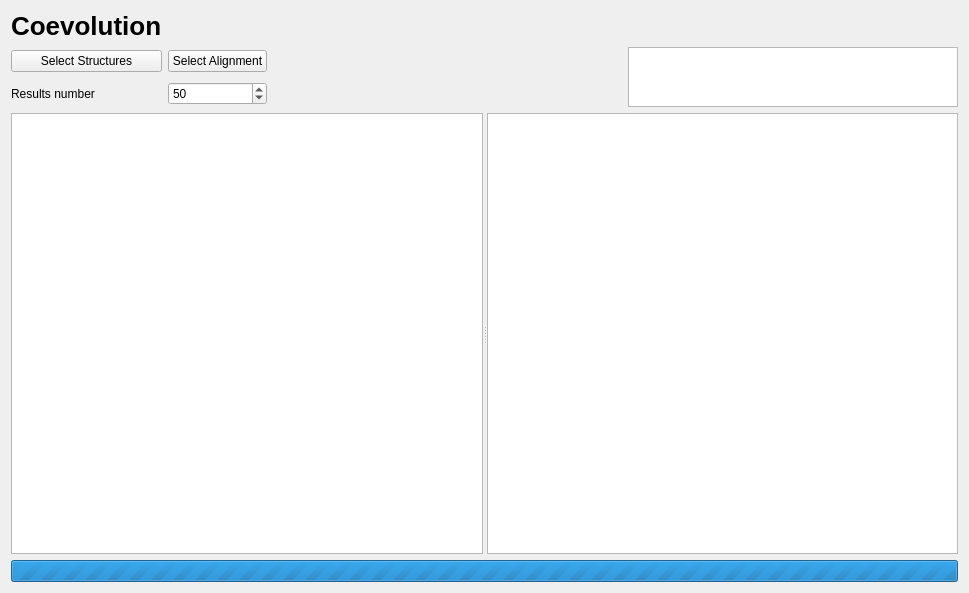
Qt form cbr/coevolution/visual/coevolution.ui (TUM-CBR/pymol-plugins) before a commit.
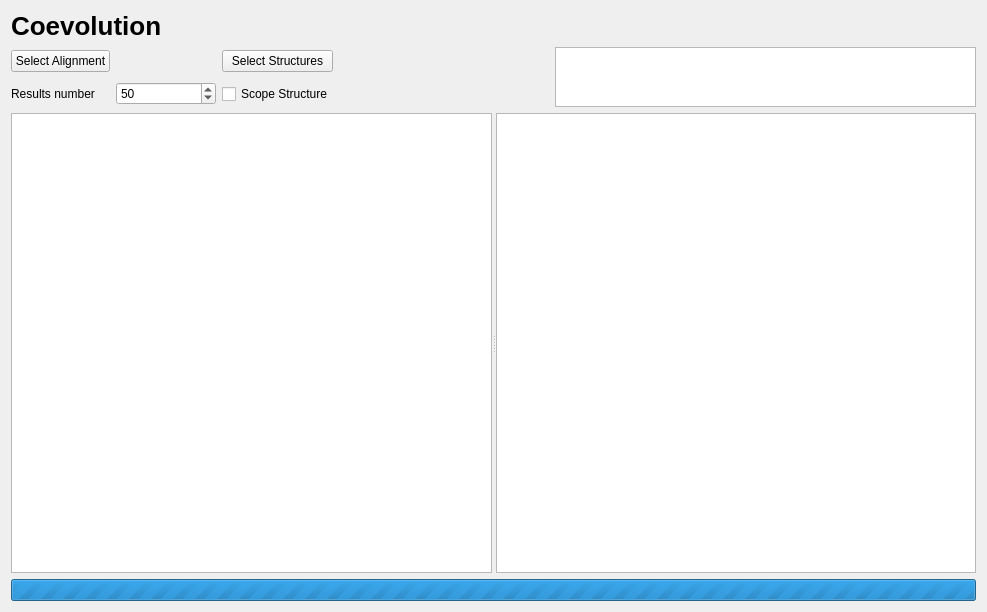
The same form after that commit.

Commit message: [Coevolution] Allow scoping the structure

```diff
--- a/cbr/coevolution/visual/coevolution.ui
+++ b/cbr/coevolution/visual/coevolution.ui
@@ -6,54 +6,15 @@
    <rect>
     <x>0</x>
     <y>0</y>
-    <width>969</width>
-    <height>593</height>
+    <width>987</width>
+    <height>612</height>
    </rect>
   </property>
   <property name="windowTitle">
    <string>Form</string>
   </property>
-  <layout class="QGridLayout" name="gridLayout" rowstretch="0,0,0,1,0" columnstretch="0,0,0,1,0,1">
-   <item row="3" column="0" colspan="6">
-    <widget class="QSplitter" name="splitter">
-     <property name="orientation">
-      <enum>Qt::Orientation::Horizontal</enum>
-     </property>
-     <widget class="QTableView" name="alignmentTable"/>
-     <widget class="QTableView" name="detailsTable"/>
-    </widget>
-   </item>
-   <item row="1" column="5" rowspan="2">
-    <widget class="QTableView" name="parametersTable">
-     <property name="maximumSize">
-      <size>
-       <width>16777215</width>
-       <height>60</height>
-      </size>
-     </property>
-    </widget>
-   </item>
-   <item row="2" column="1">
-    <widget class="QSpinBox" name="resultsNumberBox">
-     <property name="minimum">
-      <number>1</number>
-     </property>
-     <property name="maximum">
-      <number>500</number>
-     </property>
-     <property name="value">
-      <number>50</number>
-     </property>
-    </widget>
-   </item>
-   <item row="1" column="2">
-    <widget class="QLabel" name="selectedAlignmentLabel">
-     <property name="text">
-      <string/>
-     </property>
-    </widget>
-   </item>
-   <item row="0" column="0">
+  <layout class="QGridLayout" name="gridLayout" rowstretch="0,0,0,1,0" columnstretch="0,0,0,1,2">
+   <item row="0" column="0" colspan="2">
     <widget class="QLabel" name="label">
      <property name="styleSheet">
       <string notr="true">font-size: 26px;
@@ -65,19 +26,55 @@
     </widget>
    </item>
    <item row="1" column="0">
-    <widget class="QPushButton" name="selectStructureButton">
-     <property name="text">
-      <string>Select Structures</string>
-     </property>
-    </widget>
-   </item>
-   <item row="1" column="1">
     <widget class="QPushButton" name="selectAlignmentButton">
      <property name="text">
       <string>Select Alignment</string>
      </property>
     </widget>
    </item>
+   <item row="1" column="1">
+    <widget class="QLabel" name="selectedAlignmentLabel">
+     <property name="minimumSize">
+      <size>
+       <width>100</width>
+       <height>0</height>
+      </size>
+     </property>
+     <property name="text">
+      <string/>
+     </property>
+    </widget>
+   </item>
+   <item row="1" column="2">
+    <widget class="QPushButton" name="selectStructureButton">
+     <property name="text">
+      <string>Select Structures</string>
+     </property>
+    </widget>
+   </item>
+   <item row="1" column="3">
+    <spacer name="horizontalSpacer">
+     <property name="orientation">
+      <enum>Qt::Orientation::Horizontal</enum>
+     </property>
+     <property name="sizeHint" stdset="0">
+      <size>
+       <width>40</width>
+       <height>20</height>
+      </size>
+     </property>
+    </spacer>
+   </item>
+   <item row="1" column="4" rowspan="2">
+    <widget class="QTableView" name="parametersTable">
+     <property name="maximumSize">
+      <size>
+       <width>16777215</width>
+       <height>60</height>
+      </size>
+     </property>
+    </widget>
+   </item>
    <item row="2" column="0">
     <widget class="QLabel" name="label_2">
      <property name="text">
@@ -85,7 +82,42 @@
      </property>
     </widget>
    </item>
-   <item row="4" column="0" colspan="6">
+   <item row="2" column="1">
+    <widget class="QSpinBox" name="resultsNumberBox">
+     <property name="minimumSize">
+      <size>
+       <width>0</width>
+       <height>0</height>
+      </size>
+     </property>
+     <property name="minimum">
+      <number>1</number>
+     </property>
+     <property name="maximum">
+      <number>500</number>
+     </property>
+     <property name="value">
+      <number>50</number>
+     </property>
+    </widget>
+   </item>
+   <item row="2" column="2">
+    <widget class="QCheckBox" name="onlyStructureCombo">
+     <property name="text">
+      <string>Scope Structure</string>
+     </property>
+    </widget>
+   </item>
+   <item row="3" column="0" colspan="5">
+    <widget class="QSplitter" name="splitter">
+     <property name="orientation">
+      <enum>Qt::Orientation::Horizontal</enum>
+     </property>
+     <widget class="QTableView" name="alignmentTable"/>
+     <widget class="QTableView" name="detailsTable"/>
+    </widget>
+   </item>
+   <item row="4" column="0" colspan="5">
     <widget class="QProgressBar" name="busyProgress">
      <property name="maximum">
       <number>0</number>
@@ -95,19 +127,6 @@
      </property>
     </widget>
    </item>
-   <item row="1" column="3" colspan="2">
-    <spacer name="horizontalSpacer">
-     <property name="orientation">
-      <enum>Qt::Orientation::Horizontal</enum>
-     </property>
-     <property name="sizeHint" stdset="0">
-      <size>
-       <width>40</width>
-       <height>20</height>
-      </size>
-     </property>
-    </spacer>
-   </item>
   </layout>
  </widget>
  <resources/>
```
The commit also changes 4 other files.
